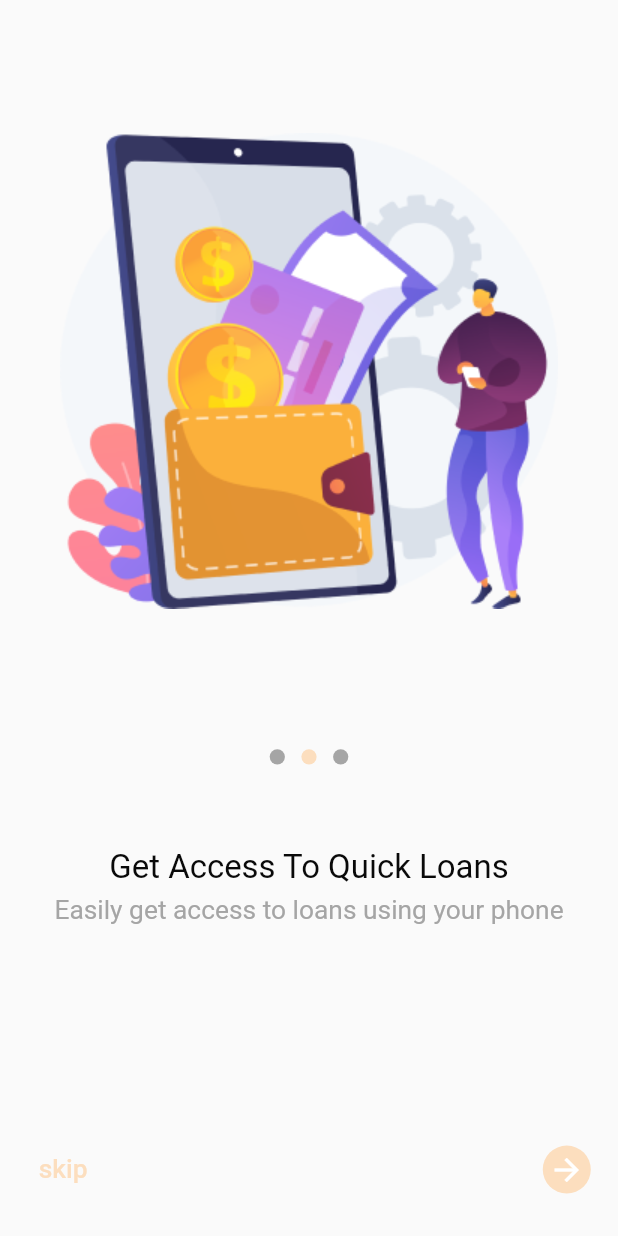
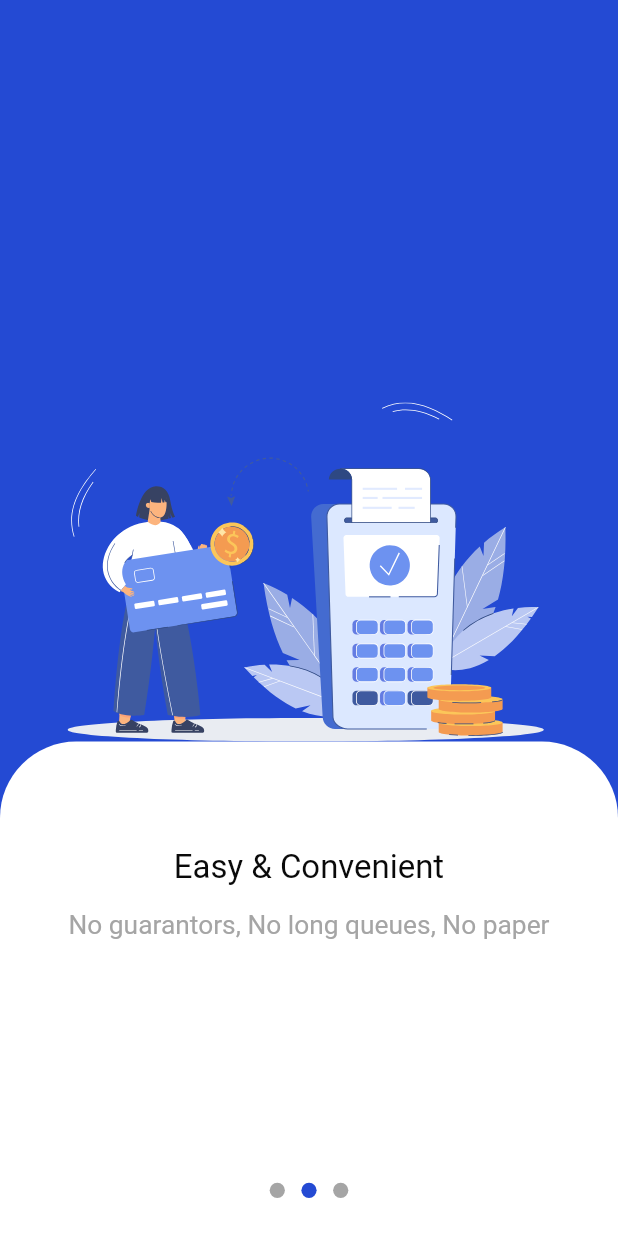
Before and after one commit to samermushtaha/loan, a Flutter app: the screen it shows after launch, swiped to page 2, on a phone screen of 412 x 824 dp. Run offline on Flutter 3.47's test engine with Material 2 defaults, Android fonts, the phone set to English and light mode, and no system bars; our stand-ins replace flutter_screenutil, flutter_svg, get, get_storage.

Commit message:
first commit

```diff
--- a/lib/app_setting/app_color.dart
+++ b/lib/app_setting/app_color.dart
@@ -3,19 +3,19 @@ import 'package:get/get.dart';
 
 class AppColor{
   // Light color
-  static const _lightOrange = Color(0xFFFCDEBE);
+  static const _lightBlue = Color(0xFF244AD3);
   static const _lightBlack = Color(0xFF090909);
   static const _lightWhite = Color(0xFFFFFFFF);
   static const _lightGray = Color(0xFFA5A5A5);
 
   // Dark color
-  static const _darkOrange = Color(0xFFFCDEBE);
+  static const _darkBlue = Color(0xFFFCDEBE);
   static const _darkBlack = Color(0xFFFCDEBE);
   static const _darkWhite = Color(0xFF090909);
   static const _darkGray = Color(0xFFFCDEBE);
 
   // Color
-  static final orange = Get.isDarkMode ? _darkOrange : _lightOrange;
+  static final blue = Get.isDarkMode ? _darkBlue : _lightBlue;
   static final black = Get.isDarkMode ? _darkWhite : _lightBlack;
   static final white = Get.isDarkMode ? _darkBlack : _lightWhite;
   static final gray = Get.isDarkMode ? _darkGray : _lightGray;
--- a/lib/app_setting/app_language.dart
+++ b/lib/app_setting/app_language.dart
@@ -5,7 +5,13 @@ class AppLanguage extends Translations{
   @override
   Map<String, Map<String, String>> get keys => {
     'en' : {
-      '' : '',
+      //********************** OutBoardingScreen **********************//
+      'outBoardingTitle1' : 'Get Access To Quick Loans',
+      'outBoardingSubTitle1' : 'Easily get access to loans using your phone',
+      'outBoardingTitle2' : 'Easy & Convenient',
+      'outBoardingSubTitle2' : 'No guarantors, No long queues, No paper',
+      'outBoardingTitle3' : 'Track Everything',
+      'outBoardingSubTitle3' : 'Your financial journey start here',
     },
     'ar' : {
       '' : '',
--- a/lib/controller/out_boarding_controller.dart
+++ b/lib/controller/out_boarding_controller.dart
@@ -14,21 +14,21 @@ class OutBoardingController extends GetxController {
     pages = [
       AppOutBoarding(
         controller: this,
-        image: 'images/img_out_boarding_1.png',
-        title: 'Get Access To Quick Loans',
-        subTitle: 'Easily get access to loans using your phone',
+        image: 'images/img_out_boarding_1.svg',
+        title: 'outBoardingTitle1'.tr,
+        subTitle: 'outBoardingSubTitle1'.tr,
       ),
       AppOutBoarding(
         controller: this,
-        image: 'images/img_out_boarding_1.png',
-        title: 'Get Access To Quick Loans',
-        subTitle: 'Easily get access to loans using your phone',
+        image: 'images/img_out_boarding_2.svg',
+        title: 'outBoardingTitle2'.tr,
+        subTitle: 'outBoardingSubTitle2'.tr,
       ),
       AppOutBoarding(
         controller: this,
-        image: 'images/img_out_boarding_1.png',
-        title: 'Get Access To Quick Loans',
-        subTitle: 'Easily get access to loans using your phone',
+        image: 'images/img_out_boarding_3.svg',
+        title: 'outBoardingTitle3'.tr,
+        subTitle: 'outBoardingSubTitle3'.tr,
       ),
     ];
   }
--- a/lib/screen/out_boarding_screen.dart
+++ b/lib/screen/out_boarding_screen.dart
@@ -1,5 +1,6 @@
 import 'package:flutter/material.dart';
 import 'package:get/get.dart';
+import 'package:loan_app/app_setting/app_color.dart';
 import 'package:loan_app/controller/out_boarding_controller.dart';
 
 class OutBoardingScreen extends StatelessWidget {
@@ -10,6 +11,7 @@ class OutBoardingScreen extends StatelessWidget {
   @override
   Widget build(BuildContext context) {
     return Scaffold(
+      backgroundColor: AppColor.blue,
       body: PageView(
         controller: controller.pageController,
         scrollDirection: Axis.horizontal,
--- a/lib/widget/app_out_boarding.dart
+++ b/lib/widget/app_out_boarding.dart
@@ -1,5 +1,6 @@
 import 'package:flutter/material.dart';
 import 'package:flutter_screenutil/flutter_screenutil.dart';
+import 'package:flutter_svg/svg.dart';
 import 'package:get/get.dart';
 import 'package:loan_app/controller/out_boarding_controller.dart';
 import 'package:loan_app/widget/app_button.dart';
@@ -24,12 +25,43 @@ class AppOutBoarding extends StatelessWidget {
       children: [
         /// Image
         Container(
+          alignment: Alignment.bottomCenter,
           width: double.infinity,
           height: 0.6.sh,
-          child: Center(
-            child: Image.asset(image),
+          child: SvgPicture.asset(image),
+        ),
+
+        ///Next Page
+        GetBuilder<OutBoardingController>(builder: (controller) {
+          return Expanded(
+            child: Container(
+              decoration: BoxDecoration(color: AppColor.white, borderRadius: BorderRadius.only(topLeft: Radius.circular(50), topRight: Radius.circular(50)).r),
+              padding: EdgeInsets.symmetric(horizontal: 20, vertical: 20).r,
+              alignment: Alignment.bottomCenter,
+              child: Column(
+                mainAxisAlignment: MainAxisAlignment.center,
+                children: [
+                  SizedBox(height: 50.h),
+                  /// Title
+                  Text(
+                    title,
+                    style: TextStyle(
+                        color: AppColor.black,
+                        fontFamily: AppFont.fontFamily,
+                        fontSize: AppFont.veryLarge),
+                  ),
+                  SizedBox(height: 15.h),
+
+                  /// Subtitle
+                  Text(
+                    subTitle,
+                    style: TextStyle(
+                      color: AppColor.gray,
+                      fontFamily: AppFont.fontFamily,
+                      fontSize: AppFont.medium,
                     ),
                   ),
+                  Spacer(),
 
                   /// Selected page
                   GetBuilder<OutBoardingController>(builder: (controller) {
@@ -41,7 +73,7 @@ class AppOutBoarding extends StatelessWidget {
                         itemBuilder: (context, index) {
                           return CircleAvatar(
                             backgroundColor: controller.pageIndex == index
-                      ? AppColor.orange
+                                ? AppColor.blue
                                 : AppColor.gray,
                             radius: 5.r,
                           );
@@ -55,81 +87,7 @@ class AppOutBoarding extends StatelessWidget {
                       ),
                     );
                   }),
-        SizedBox(height: 50.h),
-
-        /// Title
-        Padding(
-          padding: const EdgeInsets.symmetric(horizontal: 20).r,
-          child: Text(
-            title,
-            style: TextStyle(
-                color: AppColor.black,
-                fontFamily: AppFont.fontFamily,
-                fontSize: AppFont.veryLarge),
-          ),
-        ),
-        SizedBox(
-          height: 5.h,
-        ),
-
-        /// Subtitle
-        Padding(
-          padding: const EdgeInsets.symmetric(horizontal: 20).r,
-          child: Text(
-            subTitle,
-            style: TextStyle(
-              color: AppColor.gray,
-              fontFamily: AppFont.fontFamily,
-              fontSize: AppFont.medium,
-            ),
-          ),
-        ),
-
-        ///Next Page
-        GetBuilder<OutBoardingController>(builder: (controller) {
-          return Expanded(
-            child: Container(
-              padding: EdgeInsets.symmetric(horizontal: 10, vertical: 20).r,
-              alignment: Alignment.bottomCenter,
-              child: controller.pageIndex != controller.pages.length - 1
-                  ? Row(
-                      mainAxisSize: MainAxisSize.min,
-                      children: [
-                        TextButton(
-                          onPressed: () {
-                            controller.onSkipClick();
-                          },
-                          child: Text(
-                            'skip',
-                            style: TextStyle(
-                                color: AppColor.orange,
-                                fontSize: AppFont.medium,
-                                fontFamily: AppFont.fontFamily),
-                          ),
-                        ),
-                        Spacer(),
-                        IconButton(
-                          onPressed: () {
-                            controller.onNextPageClick(controller.pageIndex);
-                          },
-                          icon: Container(
-                            decoration: BoxDecoration(
-                              shape: BoxShape.circle,
-                              color: AppColor.orange,
-                            ),
-                            child: Center(
-                              child: Icon(
-                                Icons.arrow_forward,
-                                color: AppColor.white,
-                              ),
-                            ),
-                          ),
-                        )
                 ],
-                    )
-                  : Padding(
-                      padding: const EdgeInsets.symmetric(horizontal: 20).r,
-                      child: AppButton(onClick: (){}, title: 'Get Start', color: AppColor.orange),
               ),
             ),
           );
--- a/pubspec.yaml
+++ b/pubspec.yaml
@@ -48,7 +48,7 @@ dev_dependencies:
     sdk: flutter
 
 flutter_native_splash:
-  color: "#FEEDDB"
+  color: "#ffffff"
   image: images/logo.png
   android: true
   ios: true
```
Also changed, not shown: images/img_out_boarding_1.png (deleted), images/img_out_boarding_1.svg (added), images/img_out_boarding_2.svg (added), images/img_out_boarding_3.svg (added), images/logo.png, 12 other files. Lines whose indentation alone changed are shown as unchanged.
